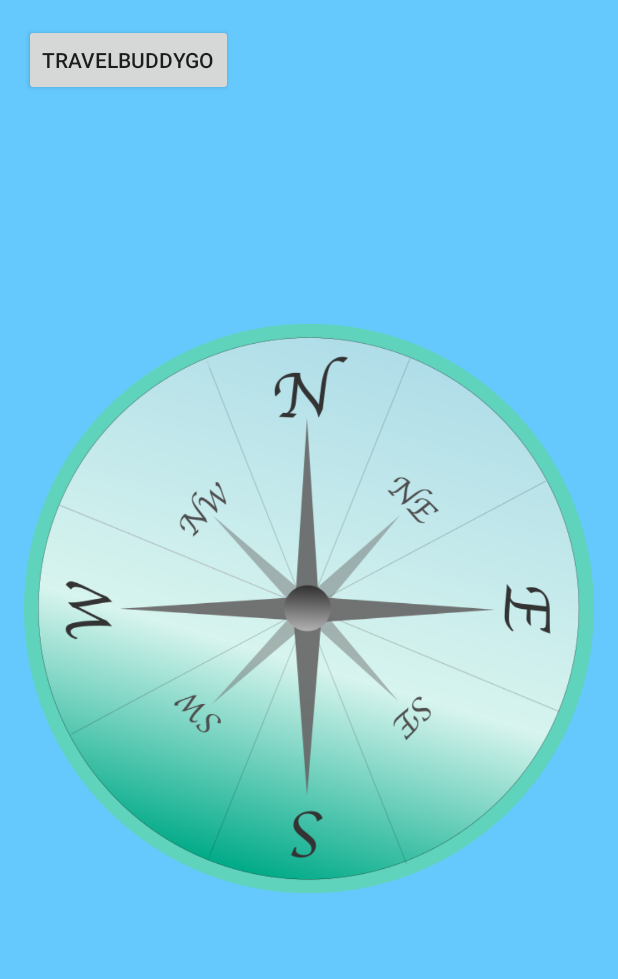
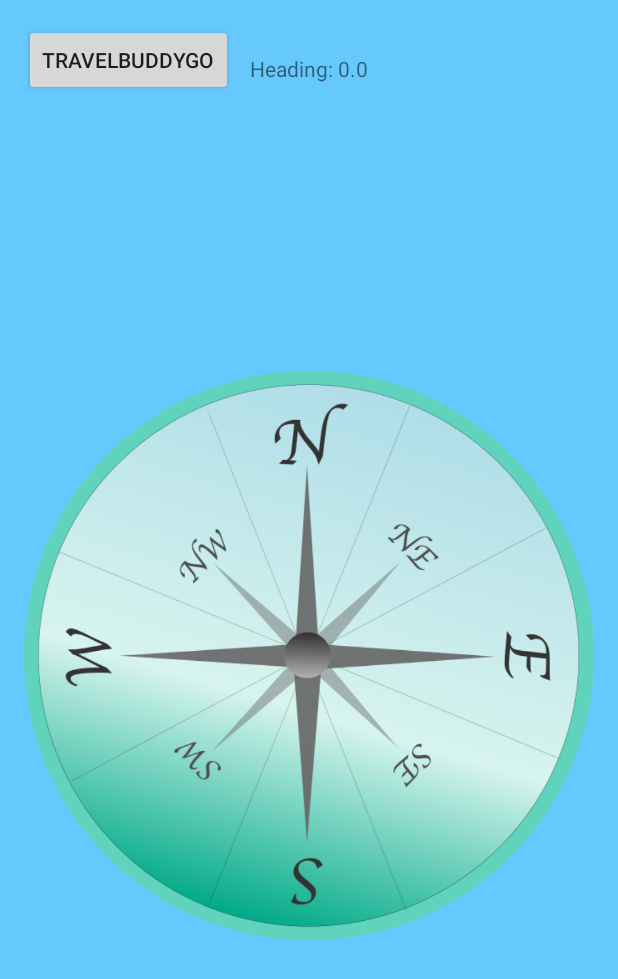
Before and after one commit to mariaanfinsen/Travel-Buddy-Go, an Android app: the layout compasslayout.xml on its own in the app's theme, with its tools: preview values and no code run, on a phone screen of 412 x 824 dp. Shown: the top 979 px of the screen. Run offline under Robolectric (Android 15) with nearby library versions, the light colour scheme and no system bars.

Commit message:
Changed both xml layout files to relative layout

```diff
--- a/app/src/main/java/com/assignment/lenececilienielsen/travelbuddygo/CompassActivity.java
+++ b/app/src/main/java/com/assignment/lenececilienielsen/travelbuddygo/CompassActivity.java
@@ -33,13 +33,15 @@ public class CompassActivity extends AppCompatActivity implements SensorEventLis
 
     TextView tvHeading;
 
+    /*
     @Override
     protected void onCreate(Bundle savedInstanceState) {
         super.onCreate(savedInstanceState);
         setContentView(R.layout.travelmaplayout);
     }
+    */
 
-    /*
+
     @Override
     protected void onCreate(Bundle savedInstanceState) {
         super.onCreate(savedInstanceState);
@@ -54,7 +56,7 @@ public class CompassActivity extends AppCompatActivity implements SensorEventLis
         // initialize your android device sensor capabilities
         mSensorManager = (SensorManager) getSystemService(SENSOR_SERVICE);
     }
-    */
+
 
     @Override
     protected void onResume() {
--- a/app/src/main/res/layout/compasslayout.xml
+++ b/app/src/main/res/layout/compasslayout.xml
@@ -1,4 +1,4 @@
-<LinearLayout xmlns:android="http://schemas.android.com/apk/res/android"
+<RelativeLayout xmlns:android="http://schemas.android.com/apk/res/android"
     xmlns:tools="http://schemas.android.com/tools"
     android:layout_width="match_parent"
     android:layout_height="match_parent"
@@ -34,4 +34,4 @@
         android:text="Heading: 0.0" />
 
 
-</LinearLayout>
+</RelativeLayout>
```
Also changed, not shown: app/src/main/res/layout/travelmaplayout.xml (+12 -5 lines).
